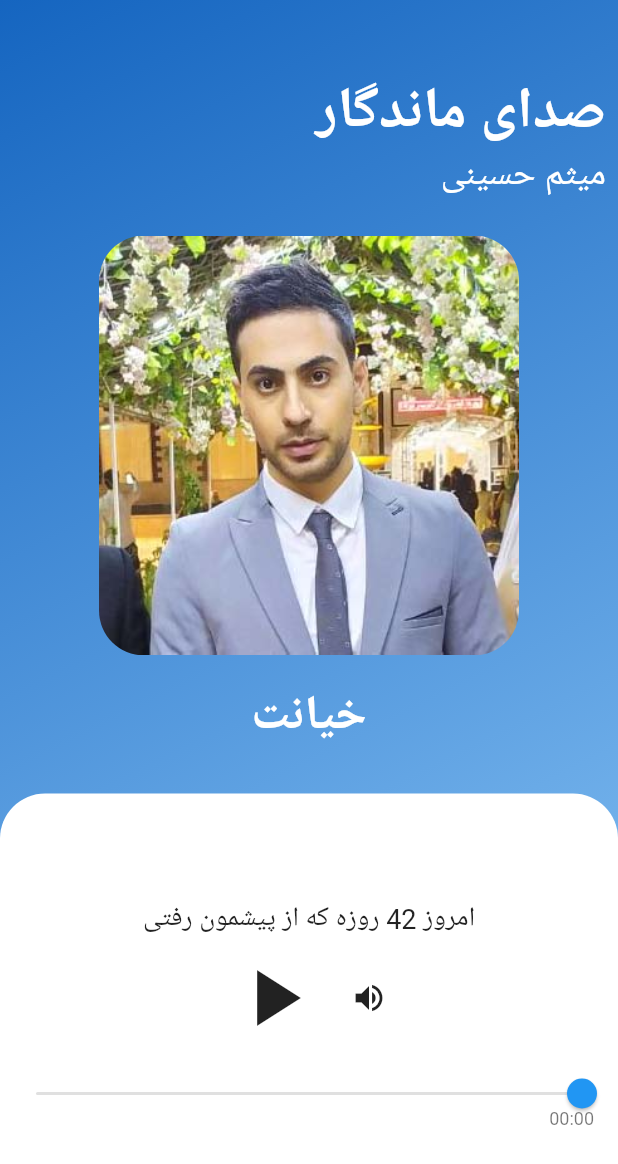
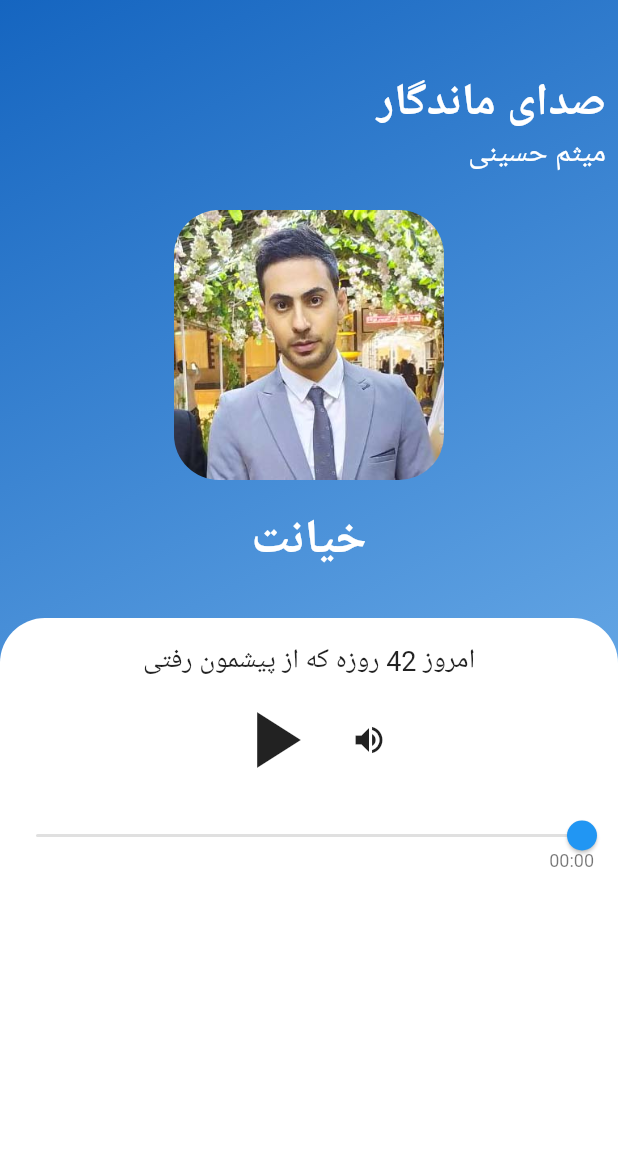
Before and after one commit to rezajax/meysamhossini, a Flutter app: the screen it shows after launch, on a phone screen of 412 x 824 dp. Shown: the top 1164 px of the screen. Run offline on Flutter 3.47's test engine with Material 2 defaults, Android fonts, the light colour scheme and no system bars; our stand-ins replace google_fonts, just_audio, rxdart; missing offline and left inert: audio_session; Roboto replaces fonts that are missing (Vazirmatn).

Commit message:
change size for iphone 7

```diff
--- a/lib/main.dart
+++ b/lib/main.dart
@@ -136,7 +136,7 @@ class _MusicAppState extends State<MusicApp> with WidgetsBindingObserver {
                         "صدای ماندگار",
                         style: GoogleFonts.vazirmatn(
                           color: Colors.white,
-                          fontSize: 38.0,
+                          fontSize: 30.0,
                           fontWeight: FontWeight.bold,
                         ),
                       ),
@@ -150,7 +150,7 @@ class _MusicAppState extends State<MusicApp> with WidgetsBindingObserver {
                         "میثم حسینی",
                         style: GoogleFonts.vazirmatn(
                           color: Colors.white,
-                          fontSize: 24.0,
+                          fontSize: 20.0,
                           fontWeight: FontWeight.w400,
                         ),
                       ),
@@ -162,8 +162,8 @@ class _MusicAppState extends State<MusicApp> with WidgetsBindingObserver {
                   //Let's add the music cover
                   Center(
                     child: Container(
-                      width: 280.0,
-                      height: 280.0,
+                      width: 180.0,
+                      height: 180.0,
                       decoration: BoxDecoration(
                           borderRadius: BorderRadius.circular(30.0),
                           image: DecorationImage(
@@ -198,12 +198,12 @@ class _MusicAppState extends State<MusicApp> with WidgetsBindingObserver {
                         ),
                       ),
                       child: Column(
-                        mainAxisAlignment: MainAxisAlignment.center,
+                        mainAxisAlignment: MainAxisAlignment.start,
                         crossAxisAlignment: CrossAxisAlignment.center,
                         children: [
                           //Let's start by adding the controller
                           //let's add the time indicator text
-
+                          SizedBox(height: 16),
                           Container(
                             width: 500.0,
                             child: Row(
```
